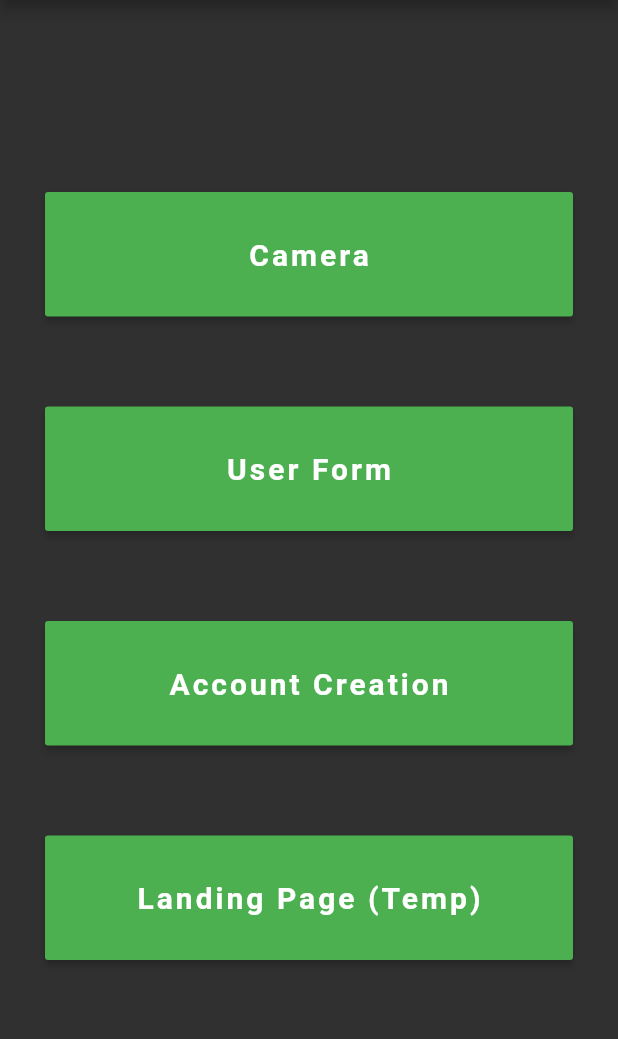
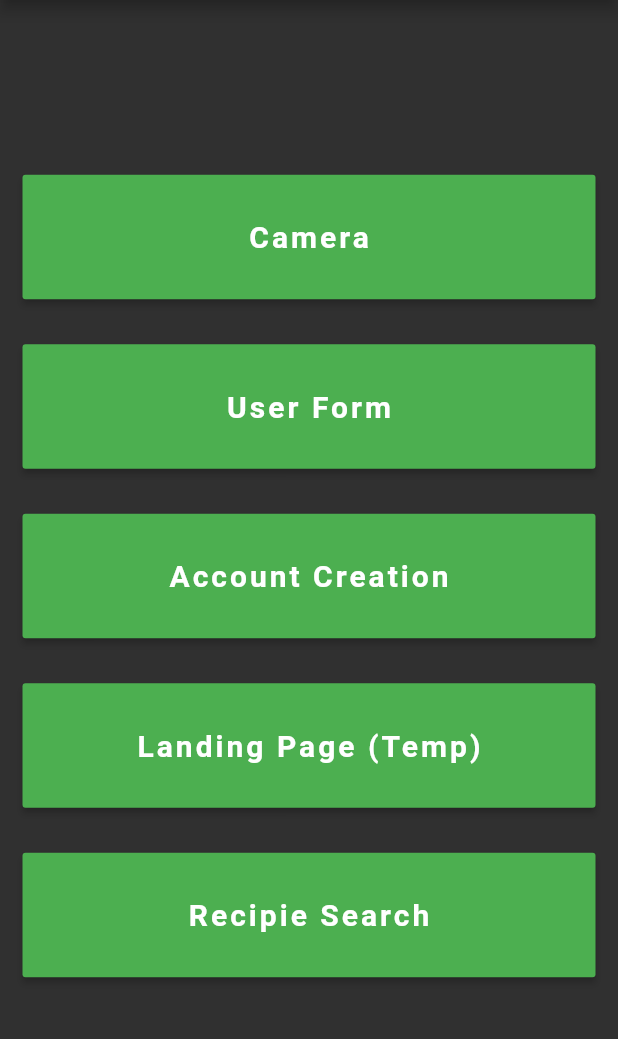
Before and after one commit to ChicoState/DietFit, a Flutter app: the screen it shows after launch, on a phone screen of 412 x 824 dp, the part 84-1123 px from its top. Run offline on Flutter 3.47's test engine with Material 2 defaults, Android fonts, the phone set to English and light mode, and no system bars; our stand-ins replace cloud_firestore, firebase_auth, firebase_core, firebase_storage, image_cropper, image_picker; missing offline and left inert: flappy_search_bar; accounts and stored records are empty.

Commit message:
added searchbar

```diff
--- a/flutter_4_3/lib/main.dart
+++ b/flutter_4_3/lib/main.dart
@@ -10,7 +10,7 @@ import 'package:image_cropper/image_cropper.dart';
 import 'user_form.dart';
 import 'acc_form.dart';
 import 'landing.dart';
-
+import 'recipie_search.dart';
 void main() async {
   runApp(MyApp());
 }
@@ -39,7 +39,7 @@ class MainMenu extends StatelessWidget {
             crossAxisAlignment: CrossAxisAlignment.stretch,
           children: <Widget>[
             Container(
-              margin: EdgeInsets.all(30.0),
+              margin: EdgeInsets.all(15.0),
               child:RaisedButton(
                 child:Text('Camera', style: TextStyle(fontSize: 20.0, fontWeight: FontWeight.bold, letterSpacing: 2.0)),
                 color: Colors.green,
@@ -50,7 +50,7 @@ class MainMenu extends StatelessWidget {
               )
             ),
             Container(
-                margin: EdgeInsets.all(30.0),
+                margin: EdgeInsets.all(15.0),
                 child:RaisedButton(
                     child:Text('User Form', style: TextStyle(fontSize: 20.0, fontWeight: FontWeight.bold, letterSpacing: 2.0)),
                     color: Colors.green,
@@ -62,7 +62,7 @@ class MainMenu extends StatelessWidget {
 
             ),
             Container(
-                margin: EdgeInsets.all(30.0),
+                margin: EdgeInsets.all(15.0),
                 child:RaisedButton(
                     child:Text('Account Creation', style: TextStyle(fontSize: 20.0, fontWeight: FontWeight.bold, letterSpacing: 2.0)),
                     color: Colors.green,
@@ -73,13 +73,24 @@ class MainMenu extends StatelessWidget {
                 )
             ),
             Container(
-                margin: EdgeInsets.all(30.0),
+                margin: EdgeInsets.all(15.0),
                 child:RaisedButton(
                     child:Text('Landing Page (Temp)', style: TextStyle(fontSize: 20.0, fontWeight: FontWeight.bold, letterSpacing: 2.0)),
                     color: Colors.green,
                     padding: EdgeInsets.all(30.0),
                     onPressed: () {
                       Navigator.push(context, MaterialPageRoute(builder: (context) =>Landing()));
+                    }
+                )
+            ),
+            Container(
+                margin: EdgeInsets.all(15.0),
+                child:RaisedButton(
+                    child:Text('Recipie Search', style: TextStyle(fontSize: 20.0, fontWeight: FontWeight.bold, letterSpacing: 2.0)),
+                    color: Colors.green,
+                    padding: EdgeInsets.all(30.0),
+                    onPressed: () {
+                      Navigator.push(context, MaterialPageRoute(builder: (context) =>RecipieSearch()));
                     }
                 )
             )
--- /dev/null
+++ b/flutter_4_3/lib/models/Recipie.dart
@@ -0,0 +1,14 @@
+
+class Recipie {
+  final String name;
+  /*final int id;
+  final String name;
+  final String tagline;
+  final String description;
+  final String image_url;
+*/
+
+  Recipie.fromJSON(Map<String, dynamic> jsonMap) :
+    name = jsonMap['hits']['label'];
+
+}
```
Also changed, not shown: flutter_4_3/lib/recipie_search.dart (added, +48 -0 lines), 1 other file.
